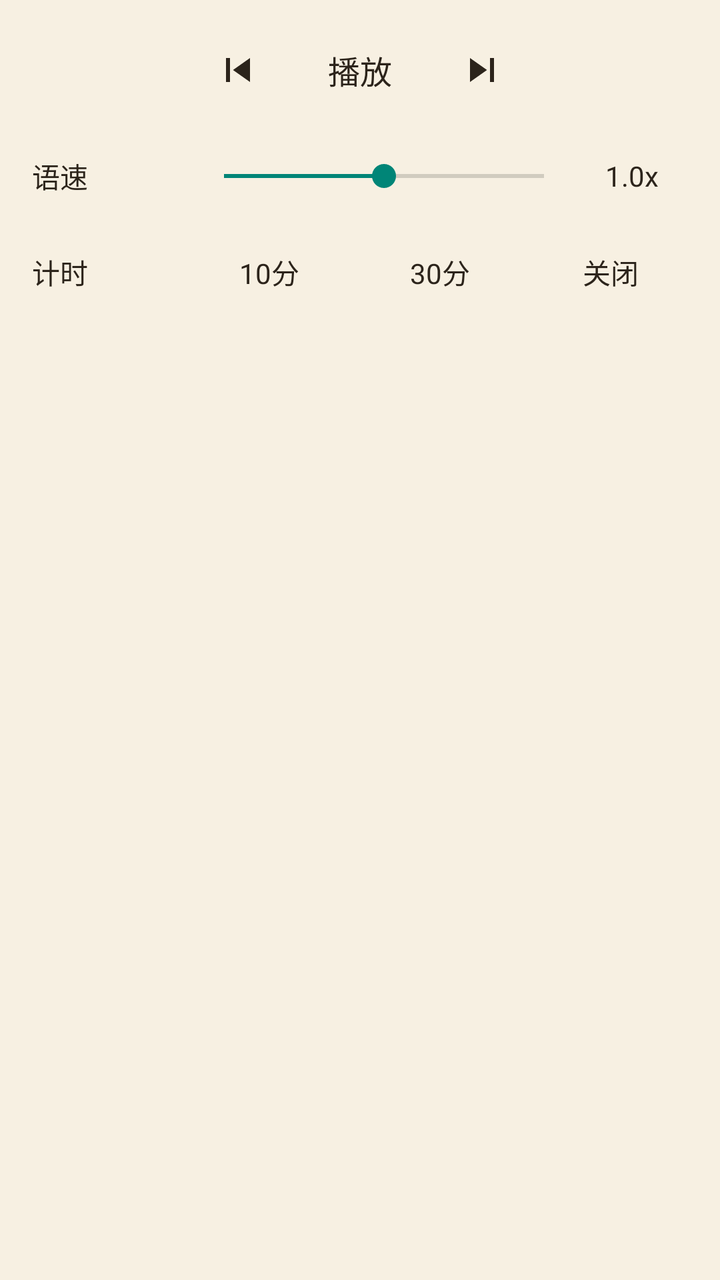
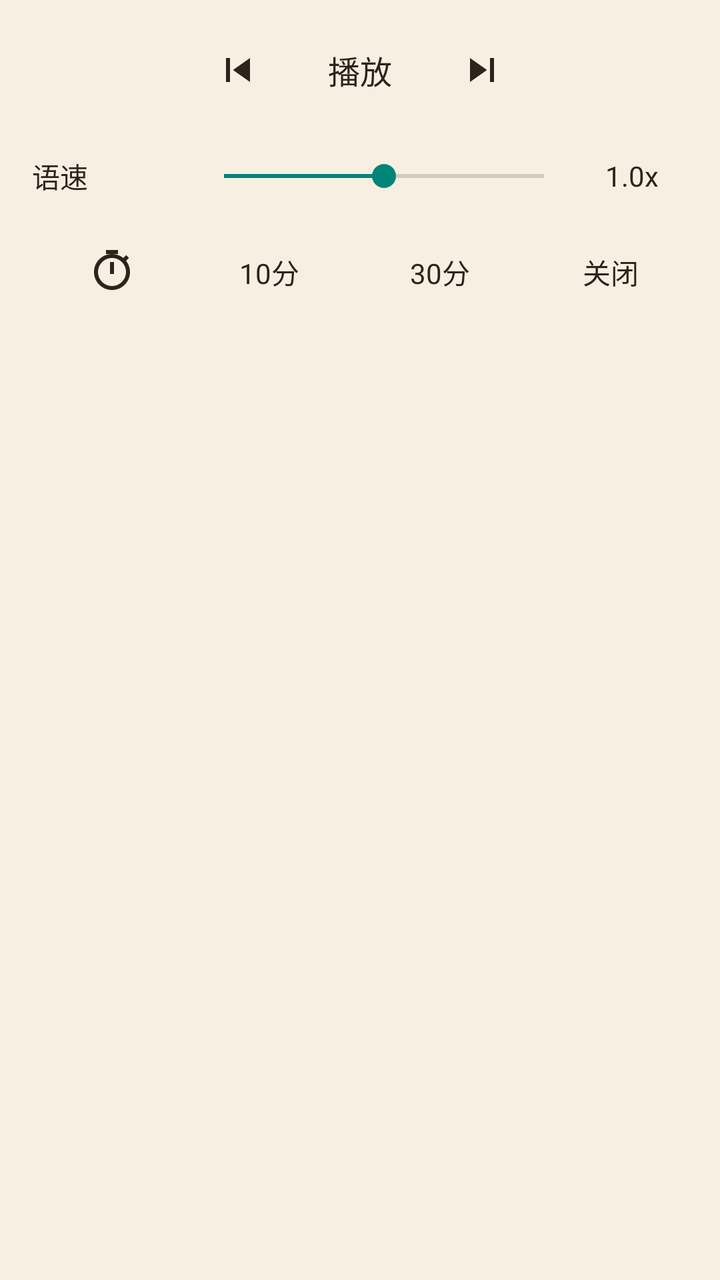

Before-and-after screenshots of an Android layout around one commit, followed by the original layout XML and the change that was made.
<!-- AndroidManifest.xml: application theme Theme.Tset -->
<!-- res/layout/dialog_m9_read_aloud.xml -->
<?xml version="1.0" encoding="utf-8"?>
<LinearLayout xmlns:android="http://schemas.android.com/apk/res/android"
    xmlns:app="http://schemas.android.com/apk/res-auto"
    android:id="@+id/reader_audio_root"
    android:layout_width="match_parent"
    android:layout_height="wrap_content"
    android:background="@drawable/reader_menu_panel_bg"
    android:orientation="vertical"
    android:paddingStart="16dp"
    android:paddingTop="6dp"
    android:paddingEnd="16dp"
    android:paddingBottom="6dp">

    <LinearLayout
        android:layout_width="match_parent"
        android:layout_height="58dp"
        android:gravity="center"
        android:orientation="horizontal">

        <View
            android:layout_width="0dp"
            android:layout_height="1dp"
            android:layout_weight="1" />

        <ImageButton
            android:id="@+id/audio_play_prev"
            android:layout_width="42dp"
            android:layout_height="42dp"
            android:layout_marginStart="8dp"
            android:layout_marginEnd="8dp"
            android:background="@drawable/reader_menu_touch"
            android:padding="7dp"
            android:src="@drawable/reader_ic_skip_previous"
            app:tint="#2C241B" />

        <TextView
            android:id="@+id/audio_play_pause"
            android:layout_width="64dp"
            android:layout_height="42dp"
            android:background="@drawable/reader_menu_touch"
            android:gravity="center"
            android:text="@string/play"
            android:textColor="#2C241B"
            android:textSize="16sp" />

        <ImageButton
            android:id="@+id/audio_play_next"
            android:layout_width="42dp"
            android:layout_height="42dp"
            android:layout_marginStart="8dp"
            android:layout_marginEnd="8dp"
            android:background="@drawable/reader_menu_touch"
            android:padding="7dp"
            android:src="@drawable/reader_ic_skip_next"
            app:tint="#2C241B" />

        <View
            android:layout_width="0dp"
            android:layout_height="1dp"
            android:layout_weight="1" />

    </LinearLayout>

    <LinearLayout
        android:layout_width="match_parent"
        android:layout_height="48dp"
        android:gravity="center_vertical"
        android:orientation="horizontal">

        <TextView
            android:id="@+id/audio_speed_label"
            android:layout_width="80dp"
            android:layout_height="match_parent"
            android:gravity="center_vertical"
            android:text="@string/read_aloud_speed"
            android:textColor="#2C241B"
            android:textSize="14sp" />

        <SeekBar
            android:id="@+id/audio_speed_seek"
            android:layout_width="0dp"
            android:layout_height="match_parent"
            android:layout_weight="1"
            android:max="100"
            android:progress="50" />

        <TextView
            android:id="@+id/audio_speed_value"
            android:layout_width="56dp"
            android:layout_height="match_parent"
            android:gravity="center"
            android:text="1.0x"
            android:textColor="#2C241B"
            android:textSize="14sp" />
    </LinearLayout>

    <LinearLayout
        android:layout_width="match_parent"
        android:layout_height="48dp"
        android:gravity="center_vertical"
        android:orientation="horizontal">

        <TextView
            android:id="@+id/audio_timer_label"
            android:layout_width="80dp"
            android:layout_height="match_parent"
            android:gravity="center_vertical"
            android:text="@string/bookreader_sleep_timer"
            android:textColor="#2C241B"
            android:textSize="14sp" />

        <TextView
            android:id="@+id/audio_timer_10"
            android:layout_width="0dp"
            android:layout_height="36dp"
            android:layout_marginEnd="8dp"
            android:layout_weight="1"
            android:background="@drawable/reader_menu_touch"
            android:gravity="center"
            android:text="10分"
            android:textColor="#2C241B"
            android:textSize="14sp" />

        <TextView
            android:id="@+id/audio_timer_30"
            android:layout_width="0dp"
            android:layout_height="36dp"
            android:layout_marginEnd="8dp"
            android:layout_weight="1"
            android:background="@drawable/reader_menu_touch"
            android:gravity="center"
            android:text="30分"
            android:textColor="#2C241B"
            android:textSize="14sp" />

        <TextView
            android:id="@+id/audio_timer_off"
            android:layout_width="0dp"
            android:layout_height="36dp"
            android:layout_weight="1"
            android:background="@drawable/reader_menu_touch"
            android:gravity="center"
            android:text="@string/close"
            android:textColor="#2C241B"
            android:textSize="14sp" />
    </LinearLayout>
</LinearLayout>
<!-- resources referenced by this layout -->
<resources>
  <!-- drawable reader_ic_skip_next (drawable) -->
  <vector xmlns:android="http://schemas.android.com/apk/res/android"
      android:width="24dp"
      android:height="24dp"
      android:viewportWidth="24.0"
      android:viewportHeight="24.0">
      <path
          android:fillColor="#FF000000"
          android:pathData="M6,18l8.5,-6L6,6v12zM16,6v12h2V6h-2z" />
  </vector>
  <!-- drawable reader_ic_skip_previous (drawable) -->
  <vector xmlns:android="http://schemas.android.com/apk/res/android"
      android:width="24dp"
      android:height="24dp"
      android:viewportWidth="24.0"
      android:viewportHeight="24.0">
      <path
          android:fillColor="#FF000000"
          android:pathData="M6,6h2v12L6,18zM9.5,12l8.5,6L18,6z" />
  </vector>
  <!-- drawable reader_menu_panel_bg (drawable) -->
  <?xml version="1.0" encoding="utf-8"?>
  <shape xmlns:android="http://schemas.android.com/apk/res/android">
      <solid android:color="#F7F0E2" />
  </shape>
  <!-- drawable reader_menu_touch (drawable) -->
  <?xml version="1.0" encoding="utf-8"?>
  <selector xmlns:android="http://schemas.android.com/apk/res/android">
      <item android:state_pressed="true">
          <shape>
              <solid android:color="#22000000" />
          </shape>
      </item>
      <item android:drawable="@android:color/transparent" />
  </selector>
  <string name="bookreader_sleep_timer">计时</string>
  <string name="close">关闭</string>
  <string name="play">播放</string>
  <string name="read_aloud_speed">语速</string>
  <style name="Theme.Tset" parent="Theme.AppCompat.DayNight.NoActionBar" />
</resources>

<!-- the commit's change to res/layout/dialog_m9_read_aloud.xml (unified diff, before → after) -->
@@ -100,14 +100,14 @@
         android:gravity="center_vertical"
         android:orientation="horizontal">
 
-        <TextView
+        <ImageView
             android:id="@+id/audio_timer_label"
             android:layout_width="80dp"
             android:layout_height="match_parent"
-            android:gravity="center_vertical"
-            android:text="@string/bookreader_sleep_timer"
-            android:textColor="#2C241B"
-            android:textSize="14sp" />
+            android:contentDescription="@string/bookreader_sleep_timer"
+            android:padding="12dp"
+            android:src="@drawable/reader_ic_timer"
+            app:tint="#2C241B" />
 
         <TextView
             android:id="@+id/audio_timer_10"
<!-- resource entries referenced after the edit -->
@@ -19,6 +19,16 @@
       <path
           android:fillColor="#FF000000"
           android:pathData="M6,6h2v12L6,18zM9.5,12l8.5,6L18,6z" />
+  </vector>
+  <!-- drawable reader_ic_timer (drawable) -->
+  <vector xmlns:android="http://schemas.android.com/apk/res/android"
+      android:width="24dp"
+      android:height="24dp"
+      android:viewportWidth="24"
+      android:viewportHeight="24">
+      <path
+          android:fillColor="#2C241B"
+          android:pathData="M15,1H9v2h6V1zM11,13h2V7h-2v6zM19.03,6.39l1.42,-1.42c-0.43,-0.51 -0.9,-0.99 -1.41,-1.41l-1.42,1.42C16.07,3.74 14.12,3 12,3c-4.97,0 -9,4.03 -9,9s4.02,9 9,9s9,-4.03 9,-9c0,-2.12 -0.74,-4.07 -1.97,-5.61zM12,19c-3.86,0 -7,-3.14 -7,-7s3.14,-7 7,-7s7,3.14 7,7s-3.14,7 -7,7z" />
   </vector>
   <!-- drawable reader_menu_panel_bg (drawable) -->
   <?xml version="1.0" encoding="utf-8"?>
